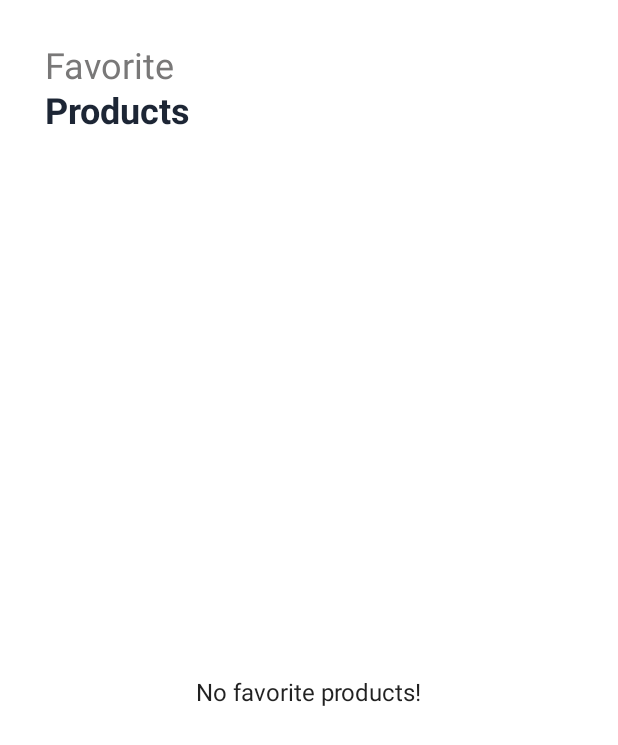
After one commit to heroickunal/EcommerceApplication, an Android app built with Jetpack Compose: the FavoriteScreen screen opened through its navigation route, on a phone screen of 412 x 824 dp. The commit adds this screen. Shown: the top 745 px of the screen. Run offline under Robolectric (Android 15) with nearby library versions, the phone set to English and light mode, and no system bars; 1 statement that could not run was skipped.

Commit message:
Favorite screen is created

```diff
--- a/app/src/main/java/com/example/ecommerceappjetpackcompose/dashboard_screens/DashboardScreen.kt
+++ /dev/null
@@ -1 +0,0 @@
-package com.example.ecommerceappjetpackcompose.dashboard_screens
--- a/app/src/main/java/com/example/ecommerceappjetpackcompose/dashboard_screens/navigation/Navigation.kt
+++ b/app/src/main/java/com/example/ecommerceappjetpackcompose/dashboard_screens/navigation/Navigation.kt
@@ -4,10 +4,8 @@ import androidx.compose.runtime.Composable
 import androidx.navigation.compose.NavHost
 import androidx.navigation.compose.composable
 import androidx.navigation.compose.rememberNavController
-import com.example.ecommerceappjetpackcompose.dashboard_screens.tab_screens.AddToCartScreen
-import com.example.ecommerceappjetpackcompose.dashboard_screens.tab_screens.ProductDetailsScreen
-import com.example.ecommerceappjetpackcompose.dashboard_screens.tab_screens.Dashboard
-import com.example.ecommerceappjetpackcompose.dashboard_screens.tab_screens.ThankYouScreen
+import com.example.ecommerceappjetpackcompose.dashboard_screens.Dashboard
+import com.example.ecommerceappjetpackcompose.dashboard_screens.tab_screens.*
 import com.example.ecommerceappjetpackcompose.dashboard_screens.viewmodel.SharedViewModel
 
 @Composable
@@ -29,5 +27,8 @@ fun Navigation(viewModel: SharedViewModel) {
         composable(Screen.ThankYouScreen.route) {
             ThankYouScreen(navController, viewModel)
         }
+        composable(Screen.FavoriteScreen.route) {
+            FavoriteScreen(navController, viewModel)
+        }
     }
 }
--- a/app/src/main/java/com/example/ecommerceappjetpackcompose/dashboard_screens/navigation/Screen.kt
+++ b/app/src/main/java/com/example/ecommerceappjetpackcompose/dashboard_screens/navigation/Screen.kt
@@ -5,5 +5,6 @@ sealed class Screen(val route: String) {
     object ProductDetailsScreen : Screen("product_details_screen")
     object AddToCartScreen : Screen("add_to_cart_screen")
     object ThankYouScreen : Screen("ThankYouScreen")
+    object FavoriteScreen : Screen("FavoriteScreen")
 
 }
--- /dev/null
+++ b/app/src/main/java/com/example/ecommerceappjetpackcompose/dashboard_screens/tab_screens/FavoriteScreen.kt
@@ -0,0 +1,64 @@
+package com.example.ecommerceappjetpackcompose.dashboard_screens.tab_screens
+
+import androidx.compose.foundation.layout.*
+import androidx.compose.material.Text
+import androidx.compose.runtime.Composable
+import androidx.compose.runtime.mutableStateOf
+import androidx.compose.runtime.remember
+import androidx.compose.ui.Modifier
+import androidx.compose.ui.text.ParagraphStyle
+import androidx.compose.ui.text.SpanStyle
+import androidx.compose.ui.text.buildAnnotatedString
+import androidx.compose.ui.text.font.FontWeight
+import androidx.compose.ui.text.withStyle
+import androidx.compose.ui.unit.dp
+import androidx.compose.ui.unit.sp
+import androidx.navigation.NavHostController
+import com.example.ecommerceappjetpackcompose.dashboard_screens.viewmodel.SharedViewModel
+import com.example.ecommerceappjetpackcompose.ui.theme.subTitleTextColor
+import com.example.ecommerceappjetpackcompose.ui.theme.titleTextColor
+
+@Composable
+fun FavoriteScreen(navController: NavHostController, viewModel: SharedViewModel) {
+    val search = remember { mutableStateOf("") }
+    Box(
+        modifier = Modifier
+            .fillMaxSize()
+    ) {
+        Column(modifier = Modifier.padding(30.dp)) {
+            Column(
+                modifier = Modifier
+                    .fillMaxWidth(),
+                verticalArrangement = Arrangement.Top
+            ) {
+
+                Text(
+                    buildAnnotatedString {
+                        withStyle(style = ParagraphStyle(lineHeight = 30.sp)) {
+                            withStyle(
+                                style = SpanStyle(
+                                    color = subTitleTextColor,
+                                    fontSize = 24.sp
+                                )
+                            ) {
+                                append("Favorite\n")
+                            }
+                            withStyle(
+                                style = SpanStyle(
+                                    fontWeight = FontWeight.Bold,
+                                    color = titleTextColor,
+                                    fontSize = 24.sp
+                                )
+                            ) {
+                                append("Products")
+                            }
+
+                        }
+                    }
+                )
+            }
+            Spacer(modifier = Modifier.padding(20.dp))
+            ProductWidget(navController, viewModel, viewModel.favoriteProducts, search)
+        }
+    }
+}
--- a/app/src/main/java/com/example/ecommerceappjetpackcompose/dashboard_screens/tab_screens/HomeScreen.kt
+++ b/app/src/main/java/com/example/ecommerceappjetpackcompose/dashboard_screens/tab_screens/HomeScreen.kt
@@ -34,16 +34,19 @@ import com.example.ecommerceappjetpackcompose.ui.theme.*
 
 @Composable
 fun HomeScreen(navController: NavHostController, viewModel: SharedViewModel) {
+
+    val search = remember { mutableStateOf("") }
+
     Box(
         modifier = Modifier
             .fillMaxSize()
     ) {
         Column(modifier = Modifier.padding(30.dp)) {
-            Products()
+            Products(search)
             Spacer(modifier = Modifier.padding(20.dp))
             ProductCategory()
             Spacer(modifier = Modifier.padding(20.dp))
-            ProductWidget(navController, viewModel)
+            ProductWidget(navController, viewModel, viewModel.productDetailsList, search)
         }
     }
 
@@ -51,8 +54,7 @@ fun HomeScreen(navController: NavHostController, viewModel: SharedViewModel) {
 }
 
 @Composable
-fun Products() {
-    var search by remember { mutableStateOf("") }
+fun Products(search: MutableState<String>) {
 
     Column(
         modifier = Modifier
@@ -90,21 +92,19 @@ fun Products() {
             horizontalArrangement = Arrangement.Start,
             modifier = Modifier
                 .fillMaxWidth()
-                .height(78.dp)
                 .padding(top = 30.dp)
         ) {
             TextField(
-                modifier = Modifier
-                    .weight(0.85f),
+                modifier = Modifier,
                 colors = TextFieldDefaults.textFieldColors(
                     backgroundColor = lightbox,
                     focusedIndicatorColor = Color.Transparent,
                     unfocusedIndicatorColor = Color.Transparent,
                 ),
-                value = search,
+                value = search.value,
                 shape = RoundedCornerShape(12.dp),
                 singleLine = true,
-                onValueChange = { search = it },
+                onValueChange = { search.value = it },
                 placeholder = {
                     Text(
                         text = "Search Products",
@@ -198,57 +198,40 @@ fun ProductCategory() {
 data class ProductDetails(
     val name: String,
     val details: String,
-    val price: String,
+    val price: Int,
     val image: Int,
     val trending: String
 )
 
 @OptIn(ExperimentalFoundationApi::class)
 @Composable
-fun ProductWidget(navController: NavHostController, viewModel: SharedViewModel) {
+fun ProductWidget(
+    navController: NavHostController,
+    viewModel: SharedViewModel,
+    productDetailsList: List<ProductDetails>,
+    search: MutableState<String>
+) {
 
-    val productDetails = listOf<ProductDetails>(
-        ProductDetails(
-            name = "Zeb-MAX",
-            details = "ZEBRONICS Zeb-MAX Play Windows Compatible 2.4GHz Wireless Gamepad with 10H* Backup, Turbo Mode, Dual Vibration Motors, Quad Front triggers, Type C Rechargeable and Plug & Play Setup",
-            price = "1070",
-            image = R.drawable.zebmax,
-            trending = "Trending Now"
-        ),
-        ProductDetails(
-            name = "Redgear Pro Wireless",
-            details = "Redgear Pro Wireless Gamepad with 2.4GHz Wireless Technology, Integrated Dual Intensity Motor, Illuminated Keys for PC(Compatible with Windows 7/8/8.1/10 only)",
-            price = "1299",
-            image = R.drawable.redgear,
-            trending = "Best Selling"
-        ),
-        ProductDetails(
-            name = "Cosmic Byte C1070T",
-            details = "ZEBRONICS Zeb-MAX Play Windows Compatible 2.4GHz Wireless Gamepad with 10H* Backup, Turbo Mode, Dual Vibration Motors, Quad Front triggers, Type C Rechargeable and Plug & Play Setup",
-            price = "1419",
-            image = R.drawable.cosmic,
-            trending = "Best Selling"
-        ),
-        ProductDetails(
-            name = "RPM Euro Games",
-            details = "Eccentric 360 and #x2DA\n" +
-                    "Double triggers and analog bumpers, 1 Year Warranty\n" +
-                    "analog sticks for more comfort,Ultra-precise eight-way D Cross\n" +
-                    "Integrated Dual Mode: X-input and Direct-input for greater games compatibility\n" +
-                    "Dongle should be directly in sight of controller",
-            price = "898",
-            image = R.drawable.rpm,
-            trending = "Trending Now"
-        )
-    )
+    if (productDetailsList.isEmpty()) {
+        Column(
+            modifier = Modifier.fillMaxSize(),
+            horizontalAlignment = Alignment.CenterHorizontally,
+            verticalArrangement = Arrangement.Center
+        ) {
+            Text(text = "No favorite products!")
+        }
+    }
 
     LazyVerticalGrid(
         cells = GridCells.Fixed(2),
         content = {
-            itemsIndexed(productDetails) { _, item ->
+            itemsIndexed(productDetailsList.filter {
+                it.name.lowercase().contains(search.value, ignoreCase = false)
+                        || it.details.lowercase().contains(search.value, ignoreCase = false)
+            }) { _, item ->
 
                 var isChecked by remember {
-                    mutableStateOf(false)
+                    mutableStateOf(viewModel.favoriteProducts.contains(item))
                 }
 
                 Card(
@@ -256,7 +239,8 @@ fun ProductWidget(navController: NavHostController, viewModel: SharedViewModel)
                         .padding(8.dp)
                         .clickable {
                             viewModel.selectedProduct = item
-                            navController.navigate(Screen.ProductDetailsScreen.route) }
+                            navController.navigate(Screen.ProductDetailsScreen.route)
+                        }
                         .wrapContentHeight(),
                     shape = RoundedCornerShape(24.dp),
                     elevation = 2.dp
@@ -268,14 +252,23 @@ fun ProductWidget(navController: NavHostController, viewModel: SharedViewModel)
                             .wrapContentHeight()
                             .padding(12.dp)
                     ) {
-                        IconButton(onClick = { isChecked = !isChecked }) {
+                        IconButton(onClick = {
+                            isChecked = !isChecked
+
+                            if (isChecked) {
+                                viewModel.favoriteProducts.add(item)
+                            } else {
+                                viewModel.favoriteProducts.remove(item)
+                            }
+                        }) {
                             Icon(
                                 painter = painterResource(
                                     id =
-                                    if (isChecked)
+                                    if (isChecked) {
                                         R.drawable.ic_baseline_favorite_24
-                                    else
+                                    } else {
                                         R.drawable.ic_baseline_favorite_border_24
+                                    }
                                 ),
                                 contentDescription = "",
                                 tint = if (isChecked) redHeart else lightGrey
@@ -337,7 +330,7 @@ fun ProductWidget(navController: NavHostController, viewModel: SharedViewModel)
                                             titleTextColor
                                         )
                                     ) {
-                                        append(item.price)
+                                        append(item.price.toString())
                                     }
                                 },
                                 style = MaterialTheme.typography.subtitle1,
--- a/app/src/main/java/com/example/ecommerceappjetpackcompose/dashboard_screens/viewmodel/SharedViewModel.kt
+++ b/app/src/main/java/com/example/ecommerceappjetpackcompose/dashboard_screens/viewmodel/SharedViewModel.kt
@@ -1,9 +1,50 @@
 package com.example.ecommerceappjetpackcompose.dashboard_screens.viewmodel
 
+import androidx.compose.runtime.mutableStateListOf
 import androidx.lifecycle.ViewModel
+import com.example.ecommerceappjetpackcompose.R
 import com.example.ecommerceappjetpackcompose.dashboard_screens.tab_screens.ProductDetails
 
 class SharedViewModel:ViewModel() {
 
-    lateinit var selectedProduct :ProductDetails
+    val productDetailsList = listOf<ProductDetails>(
+        ProductDetails(
+            name = "Zeb-MAX",
+            details = "ZEBRONICS Zeb-MAX Play Windows Compatible 2.4GHz Wireless Gamepad with 10H* Backup, Turbo Mode, Dual Vibration Motors, Quad Front triggers, Type C Rechargeable and Plug & Play Setup",
+            price = 1070,
+            image = R.drawable.zebmax,
+            trending = "Trending Now"
+        ),
+        ProductDetails(
+            name = "Redgear Pro Wireless",
+            details = "Redgear Pro Wireless Gamepad with 2.4GHz Wireless Technology, Integrated Dual Intensity Motor, Illuminated Keys for PC(Compatible with Windows 7/8/8.1/10 only)",
+            price = 1299,
+            image = R.drawable.redgear,
+            trending = "Best Selling"
+        ),
+        ProductDetails(
+            name = "Cosmic Byte C1070T",
+            details = "ZEBRONICS Zeb-MAX Play Windows Compatible 2.4GHz Wireless Gamepad with 10H* Backup, Turbo Mode, Dual Vibration Motors, Quad Front triggers, Type C Rechargeable and Plug & Play Setup",
+            price = 1419,
+            image = R.drawable.cosmic,
+            trending = "Best Selling"
+        ),
+        ProductDetails(
+            name = "RPM Euro Games",
+            details = "Eccentric 360 and #x2DA\n" +
+                    "Double triggers and analog bumpers, 1 Year Warranty\n" +
+                    "analog sticks for more comfort,Ultra-precise eight-way D Cross\n" +
+                    "Integrated Dual Mode: X-input and Direct-input for greater games compatibility\n" +
+                    "Dongle should be directly in sight of controller",
+            price = 898,
+            image = R.drawable.rpm,
+            trending = "Trending Now"
+        )
+    )
+
+    var selectedProduct :ProductDetails = productDetailsList.first()
+
+    val favoriteProducts = mutableStateListOf<ProductDetails>()
+
+    val cartProducts = mutableStateListOf<ProductDetails>()
 }
```
Also changed, not shown: app/src/main/java/com/example/ecommerceappjetpackcompose/dashboard_screens/Dashboard.kt (renamed from app/src/main/java/com/example/ecommerceappjetpackcompose/dashboard_screens/tab_screens/Dashboard.kt, +6 -2 lines), app/src/main/java/com/example/ecommerceappjetpackcompose/dashboard_screens/tab_screens/AddToCartScren.kt (+61 -36 lines), app/src/main/java/com/example/ecommerceappjetpackcompose/dashboard_screens/tab_screens/ProductDetailsScreen.kt (+37 -52 lines).
